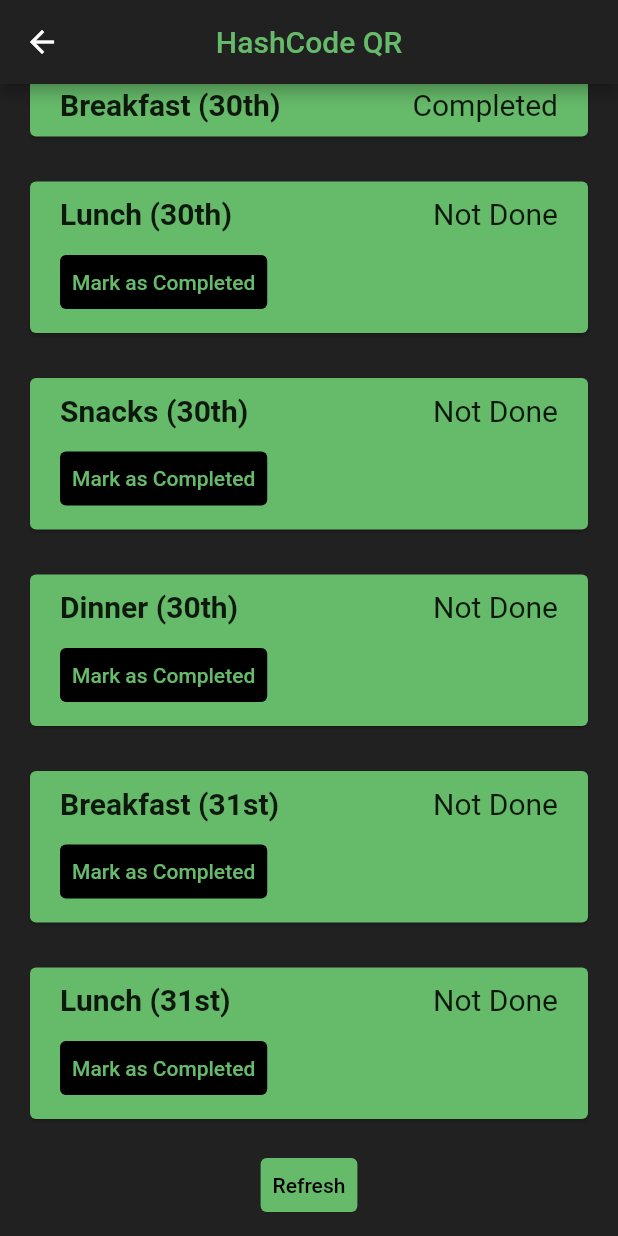
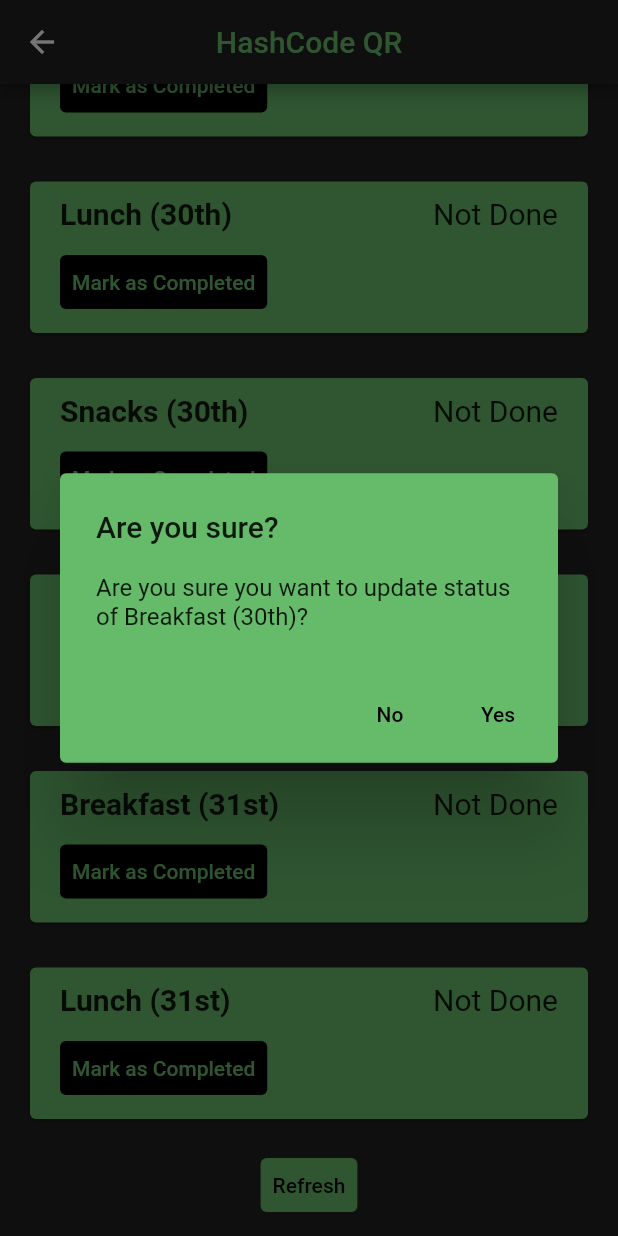
Before and after one commit to PES-Innovation-Lab/HashCode-QR, a Flutter app: the Status screen opened directly with empty values, scrolled down 370 dp, after a tap on "Mark as Completed", on a phone screen of 412 x 824 dp. Run offline on Flutter 3.47's test engine with Material 2 defaults, Android fonts, the phone set to English and light mode, and no system bars; our stand-ins replace cloud_firestore, firebase_core; missing offline and left inert: qr_code_scanner; accounts and stored records are empty.

Commit message:
added popup before updating status

```diff
--- /dev/null
+++ b/lib/widgets/popup.dart
@@ -0,0 +1,48 @@
+import 'package:flutter/material.dart';
+
+class PopUp extends StatelessWidget {
+
+  // Name of field
+  late String name;
+
+  final Function() notifyParent;
+
+  PopUp({required this.name, required this.notifyParent});
+
+
+  @override
+  Widget build(BuildContext context) {
+    return Container(
+      child: AlertDialog(
+        title: const Text('Are you sure?'),
+        content: Text('Are you sure you want to update status of ${this.name}?'),
+        actions: <Widget>[
+          TextButton(
+            onPressed: () {
+              Navigator.of(context).pop();
+            },
+            child: Text(
+              "No",
+              style: TextStyle(
+                color: Colors.black,
+              ),
+            ),
+          ),
+          TextButton(
+            onPressed: () {
+              this.notifyParent();
+              Navigator.of(context).pop();
+            },
+            child: Text(
+              "Yes",
+              style: TextStyle(
+                color: Colors.black,
+              ),
+            ),
+          )
+        ],
+        backgroundColor: Colors.green[400],
+      ),
+    );
+  }
+}
--- a/lib/widgets/status_card.dart
+++ b/lib/widgets/status_card.dart
@@ -1,6 +1,7 @@
 import 'package:flutter/cupertino.dart';
 import 'package:flutter/material.dart';
 import 'package:hashcode_qr/services/database.dart';
+import 'package:hashcode_qr/widgets/popup.dart';
 
 class StatusCard extends StatefulWidget {
 
@@ -25,6 +26,15 @@ class StatusCard extends StatefulWidget {
 class _StatusCardState extends State<StatusCard> {
 
   late String status_string;
+
+  refresh() {
+    widget.db.getCollection();
+    widget.db.updateData(widget.dbField);
+    setState(() {
+      widget.status = !widget.status;
+    });
+    updateStatus();
+  }
 
   updateStatus () {
     String S;
@@ -83,12 +93,11 @@ class _StatusCardState extends State<StatusCard> {
                     ),
                     TextButton(
                       onPressed: () {
-                        widget.db.getCollection();
-                        widget.db.updateData(widget.dbField);
-                        setState(() {
-                          widget.status = !widget.status;
-                        });
-                        updateStatus();
+                        showDialog<String>(
+                            context: context,
+                            builder: (BuildContext context) => PopUp(name: widget.name, notifyParent: refresh,)
+                        );
+
                       },
                       child: Text(
                           "Mark as Completed",
```
